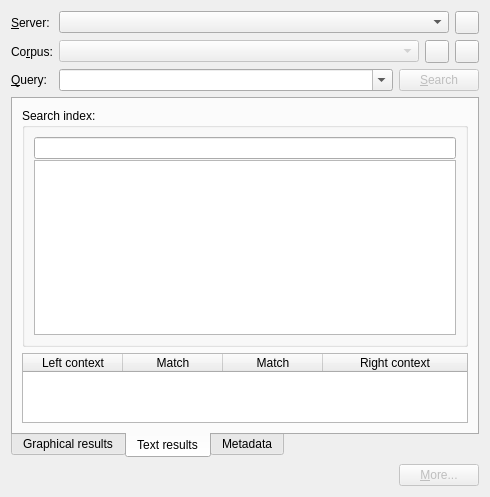
Before: the Qt Designer form src/poliqarpwidget.ui in jsbien/djview-poliqarp_fork, drawn with Qt 5.
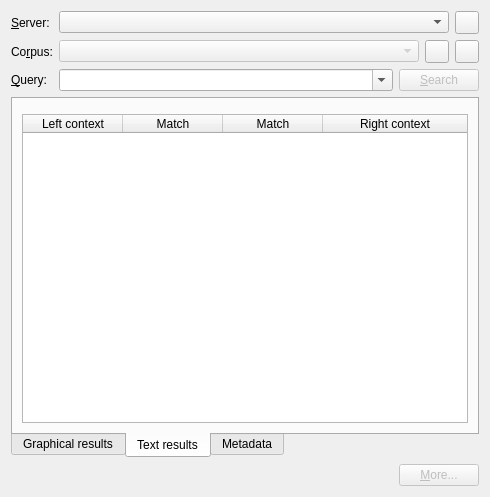
After: the same form once the commit is applied. Icons and pictures are not drawn. Custom widgets are drawn as their Qt base class.

Commit message: Implement search instead of filtering. Closes #79 again.

Diff of the .ui file:
```diff
--- a/src/poliqarpwidget.ui
+++ b/src/poliqarpwidget.ui
@@ -160,41 +160,7 @@
       </attribute>
       <layout class="QVBoxLayout" name="verticalLayout_2">
        <item>
-        <widget class="QGroupBox" name="dictionaryGroup">
-         <property name="sizePolicy">
-          <sizepolicy hsizetype="Preferred" vsizetype="Preferred">
-           <horstretch>0</horstretch>
-           <verstretch>0</verstretch>
-          </sizepolicy>
-         </property>
-         <property name="title">
-          <string>Search index:</string>
-         </property>
-         <layout class="QVBoxLayout" name="verticalLayout">
-          <property name="spacing">
-           <number>1</number>
-          </property>
-          <item>
-           <widget class="QLineEdit" name="dictionaryEdit"/>
-          </item>
-          <item>
-           <widget class="QListWidget" name="dictionaryList">
-            <property name="sizePolicy">
-             <sizepolicy hsizetype="Expanding" vsizetype="Preferred">
-              <horstretch>0</horstretch>
-              <verstretch>0</verstretch>
-             </sizepolicy>
-            </property>
-            <property name="contextMenuPolicy">
-             <enum>Qt::ActionsContextMenu</enum>
-            </property>
-            <property name="uniformItemSizes">
-             <bool>true</bool>
-            </property>
-           </widget>
-          </item>
-         </layout>
-        </widget>
+        <widget class="IndexWidget" name="indexWidget" native="true"/>
        </item>
        <item>
         <widget class="TextResultWidget" name="textResultTable">
@@ -332,6 +298,12 @@
    <extends>QTableWidget</extends>
    <header>textresultwidget.h</header>
   </customwidget>
+  <customwidget>
+   <class>IndexWidget</class>
+   <extends>QWidget</extends>
+   <header>indexwidget.h</header>
+   <container>1</container>
+  </customwidget>
  </customwidgets>
  <tabstops>
   <tabstop>serverCombo</tabstop>
```
Left out of the diff: 8 changed lines with no effect on the pictures. The commit also changes 10 other files.
